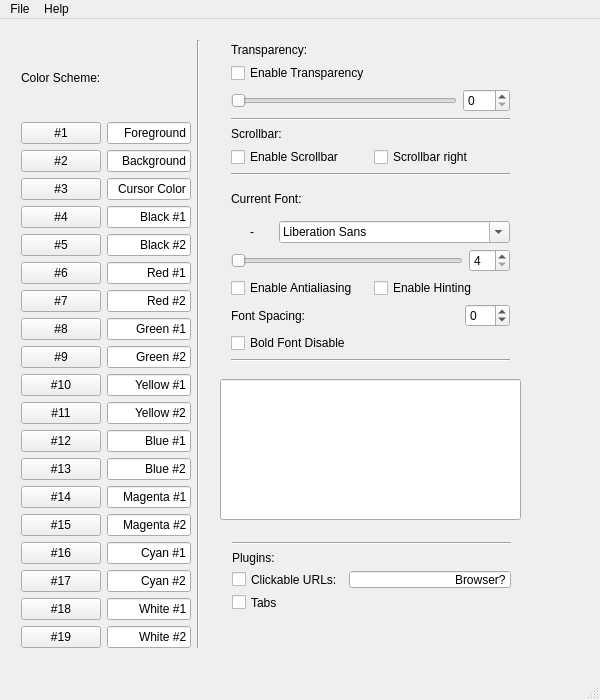
daedreth/URXVTConfig, file source/urxvtconfig.ui: the form before one commit.
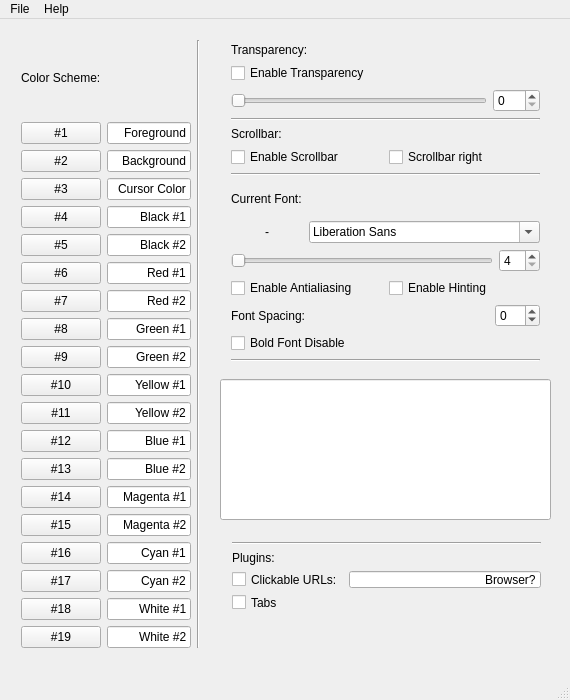
The form after the commit.

What changed in the file:
```diff
--- a/source/urxvtconfig.ui
+++ b/source/urxvtconfig.ui
@@ -6,19 +6,19 @@
    <rect>
     <x>0</x>
     <y>0</y>
-    <width>600</width>
+    <width>570</width>
     <height>700</height>
    </rect>
   </property>
   <property name="minimumSize">
    <size>
-    <width>600</width>
+    <width>570</width>
     <height>700</height>
    </size>
   </property>
   <property name="maximumSize">
    <size>
-    <width>600</width>
+    <width>570</width>
     <height>700</height>
    </size>
   </property>
@@ -40,7 +40,7 @@
      <rect>
       <x>220</x>
       <y>360</y>
-      <width>301</width>
+      <width>331</width>
       <height>141</height>
      </rect>
     </property>
@@ -717,7 +717,7 @@
      <rect>
       <x>220</x>
       <y>13</y>
-      <width>301</width>
+      <width>331</width>
       <height>341</height>
      </rect>
     </property>
@@ -934,7 +934,7 @@
      <rect>
       <x>221</x>
       <y>512</y>
-      <width>301</width>
+      <width>331</width>
       <height>91</height>
      </rect>
     </property>
@@ -989,7 +989,7 @@
     <rect>
      <x>0</x>
      <y>0</y>
-     <width>600</width>
+     <width>570</width>
      <height>21</height>
     </rect>
    </property>
```
Left out of the diff: 33 changed lines with no effect on the pictures.
